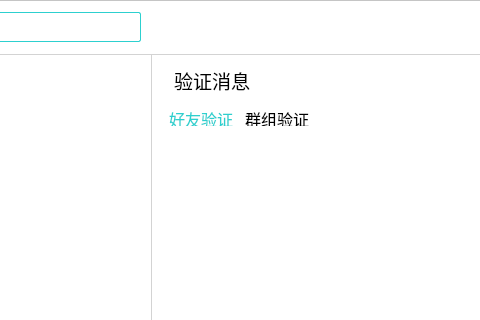
First picture: the form in JChat/MainWidget.ui, repository jpush/jchat-windows, before the edit; both pictures show x 114 to 594 and y 0 to 320 of the 924 by 700 pixel window.
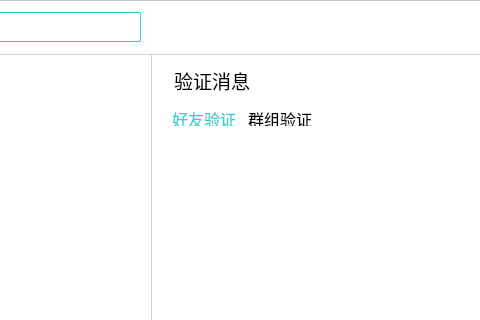
Second picture: the form after the edit. Icons and pictures are not drawn. Custom widgets are drawn as their Qt base class.

Commit message: 更改字体 Microsoft YaHei

Patch:
```diff
--- a/JChat/MainWidget.ui
+++ b/JChat/MainWidget.ui
@@ -19,12 +19,16 @@
   <property name="styleSheet">
    <string notr="true">QWidget
 {
-	font-family:&quot;微软雅黑&quot;;	
+	font-family:&quot;Microsoft YaHei&quot;;	
 	background-color: rgb(255, 255, 255);
 }
 QLabel{
 	border:none;
 }
+QTabWidget::tab-bar {
+    left: 3px; 
+}
+
 QPushButton
 {
 	color: rgb(0, 0, 0);
```
Left out of the diff: 10 changed lines with no effect on the pictures. The commit also changes 41 other files.
